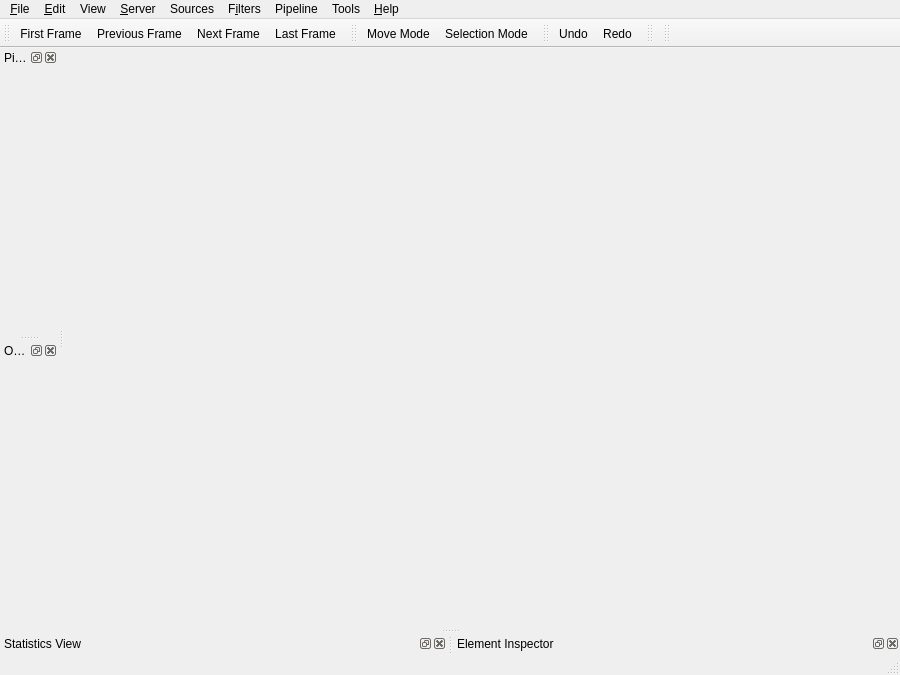
wildmichael/ParaView3-enhancements-old, file Applications/Client/MainWindow.ui: the form before one commit.
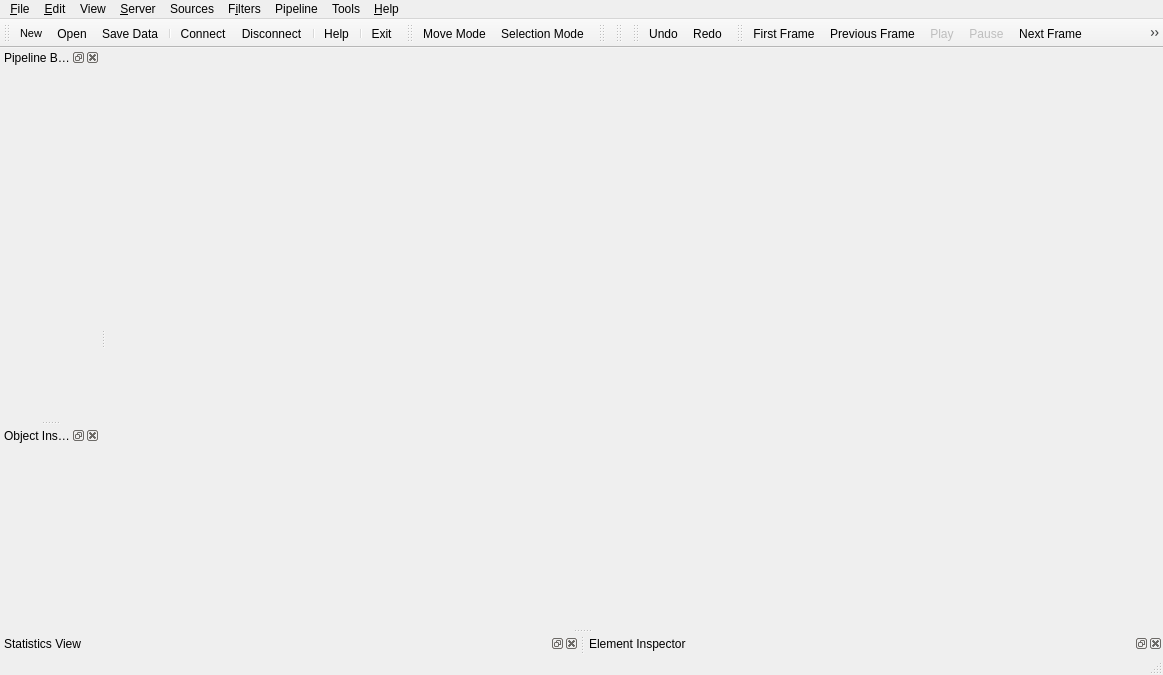
The form after the commit. Icons and pictures are not drawn.

Patch:
```diff
--- a/Applications/Client/MainWindow.ui
+++ b/Applications/Client/MainWindow.ui
@@ -8,7 +8,7 @@
    <rect>
     <x>0</x>
     <y>0</y>
-    <width>900</width>
+    <width>1163</width>
     <height>675</height>
    </rect>
   </property>
@@ -27,10 +27,25 @@
     <rect>
      <x>0</x>
      <y>0</y>
-     <width>900</width>
-     <height>21</height>
+     <width>1163</width>
+     <height>29</height>
     </rect>
    </property>
+   <widget class="QMenu" name="menuView" >
+    <property name="title" >
+     <string>View</string>
+    </property>
+   </widget>
+   <widget class="QMenu" name="menuRecent_Files" >
+    <property name="title" >
+     <string>Recent Files</string>
+    </property>
+   </widget>
+   <widget class="QMenu" name="menuRecentFiles" >
+    <property name="title" >
+     <string>Recent Files</string>
+    </property>
+   </widget>
    <widget class="QMenu" name="menuHelp" >
     <property name="title" >
      <string>&amp;Help</string>
@@ -40,48 +55,6 @@
     <addaction name="separator" />
     <addaction name="actionHelpEnableTooltips" />
    </widget>
-   <widget class="QMenu" name="menuEdit" >
-    <property name="title" >
-     <string>&amp;Edit</string>
-    </property>
-    <addaction name="actionEditUndo" />
-    <addaction name="actionEditRedo" />
-    <addaction name="separator" />
-    <addaction name="actionEditCameraUndo" />
-    <addaction name="actionEditCameraRedo" />
-   </widget>
-   <widget class="QMenu" name="menuFilters" >
-    <property name="title" >
-     <string>F&amp;ilters</string>
-    </property>
-   </widget>
-   <widget class="QMenu" name="menuView" >
-    <property name="title" >
-     <string>View</string>
-    </property>
-   </widget>
-   <widget class="QMenu" name="menuRecent_Files" >
-    <property name="title" >
-     <string>Recent Files</string>
-    </property>
-   </widget>
-   <widget class="QMenu" name="menuPipeline" >
-    <property name="title" >
-     <string>Pipeline</string>
-    </property>
-   </widget>
-   <widget class="QMenu" name="menuSources" >
-    <property name="title" >
-     <string>Sources</string>
-    </property>
-   </widget>
-   <widget class="QMenu" name="menuServer" >
-    <property name="title" >
-     <string>&amp;Server</string>
-    </property>
-    <addaction name="actionServerConnect" />
-    <addaction name="actionServerDisconnect" />
-   </widget>
    <widget class="QMenu" name="menuTools" >
     <property name="title" >
      <string>Tools</string>
@@ -96,11 +69,38 @@
     <addaction name="separator" />
     <addaction name="actionToolsPythonShell" />
    </widget>
-   <widget class="QMenu" name="menuRecentFiles" >
+   <widget class="QMenu" name="menuPipeline" >
     <property name="title" >
-     <string>Recent Files</string>
+     <string>Pipeline</string>
     </property>
    </widget>
+   <widget class="QMenu" name="menuFilters" >
+    <property name="title" >
+     <string>F&amp;ilters</string>
+    </property>
+   </widget>
+   <widget class="QMenu" name="menuSources" >
+    <property name="title" >
+     <string>Sources</string>
+    </property>
+   </widget>
+   <widget class="QMenu" name="menuServer" >
+    <property name="title" >
+     <string>&amp;Server</string>
+    </property>
+    <addaction name="actionServerConnect" />
+    <addaction name="actionServerDisconnect" />
+   </widget>
+   <widget class="QMenu" name="menuEdit" >
+    <property name="title" >
+     <string>&amp;Edit</string>
+    </property>
+    <addaction name="actionEditUndo" />
+    <addaction name="actionEditRedo" />
+    <addaction name="separator" />
+    <addaction name="actionEditCameraUndo" />
+    <addaction name="actionEditCameraRedo" />
+   </widget>
    <widget class="QMenu" name="menuFile" >
     <property name="title" >
      <string>&amp;File</string>
@@ -144,7 +144,14 @@
    <attribute name="dockWidgetArea" >
     <number>1</number>
    </attribute>
-   <widget class="QWidget" name="dockWidgetContents_2" />
+   <widget class="QWidget" name="dockWidgetContents_2" >
+    <property name="minimumSize" >
+     <size>
+      <width>100</width>
+      <height>16</height>
+     </size>
+    </property>
+   </widget>
   </widget>
   <widget class="QDockWidget" name="objectInspectorDock" >
    <property name="allowedAreas" >
@@ -182,20 +189,23 @@
    </attribute>
    <widget class="QWidget" name="dockWidgetContents_5" />
   </widget>
-  <widget class="QToolBar" name="VCRToolbar" >
-   <property name="windowTitle" >
-    <string>VCR Controls</string>
-   </property>
+   <widget class="QToolBar" name="mainToolBar" >
    <property name="orientation" >
     <enum>Qt::Horizontal</enum>
    </property>
    <attribute name="toolBarArea" >
     <number>4</number>
    </attribute>
-   <addaction name="actionVCRFirstFrame" />
-   <addaction name="actionVCRPreviousFrame" />
-   <addaction name="actionVCRNextFrame" />
-   <addaction name="actionVCRLastFrame" />
+   <addaction name="actionFileNew" />
+   <addaction name="actionFileOpen" />
+   <addaction name="actionFileSaveData" />
+   <addaction name="separator" />
+   <addaction name="actionServerConnect" />
+   <addaction name="actionServerDisconnect" />
+   <addaction name="separator" />
+   <addaction name="actionHelpHelp" />
+   <addaction name="separator" />
+   <addaction name="actionFileExit" />
   </widget>
   <widget class="QToolBar" name="selectionToolbar" >
    <property name="windowTitle" >
@@ -210,19 +220,6 @@
    <addaction name="actionMoveMode" />
    <addaction name="actionSelectionMode" />
   </widget>
-  <widget class="QToolBar" name="undoRedoToolbar" >
-   <property name="windowTitle" >
-    <string>Undo/Redo Controls</string>
-   </property>
-   <property name="orientation" >
-    <enum>Qt::Horizontal</enum>
-   </property>
-   <attribute name="toolBarArea" >
-    <number>4</number>
-   </attribute>
-   <addaction name="actionEditUndo" />
-   <addaction name="actionEditRedo" />
-  </widget>
   <widget class="QToolBar" name="variableToolbar" >
    <property name="windowTitle" >
     <string>Active Variable Controls</string>
@@ -245,10 +242,51 @@
     <number>4</number>
    </attribute>
   </widget>
+   <widget class="QToolBar" name="undoRedoToolbar" >
+   <property name="windowTitle" >
+    <string>Undo/Redo Controls</string>
+   </property>
+   <property name="orientation" >
+    <enum>Qt::Horizontal</enum>
+   </property>
+   <attribute name="toolBarArea" >
+    <number>4</number>
+   </attribute>
+   <addaction name="actionEditUndo" />
+   <addaction name="actionEditRedo" />
+  </widget>
+  <widget class="QToolBar" name="VCRToolbar" >
+   <property name="windowTitle" >
+    <string>VCR Controls</string>
+   </property>
+   <property name="orientation" >
+    <enum>Qt::Horizontal</enum>
+   </property>
+   <attribute name="toolBarArea" >
+    <number>4</number>
+   </attribute>
+   <addaction name="actionVCRFirstFrame" />
+   <addaction name="actionVCRPreviousFrame" />
+   <addaction name="actionVCRPlay" />
+   <addaction name="actionVCRPause" />
+   <addaction name="actionVCRNextFrame" />
+   <addaction name="actionVCRLastFrame" />
+  </widget>
   <action name="actionFileNew" >
    <property name="text" >
     <string>&amp;New</string>
    </property>
+   <property name="font" >
+    <font>
+     <family>MS Shell Dlg</family>
+     <pointsize>8</pointsize>
+     <weight>50</weight>
+     <italic>false</italic>
+     <bold>false</bold>
+     <underline>false</underline>
+     <strikeout>false</strikeout>
+    </font>
+   </property>
    <property name="shortcut" >
     <string>Ctrl+N</string>
    </property>
@@ -458,9 +496,31 @@
     <string>&amp;Manage Custom Filters ...</string>
    </property>
   </action>
-  <action name="actionFoo" >
+  <action name="actionVCRPlay" >
+   <property name="enabled" >
+    <bool>false</bool>
+   </property>
+   <property name="icon" >
+    <iconset resource="../../GUI/Client/Widgets/Resources/pqResources.qrc" >:/pqWidgets/Icons/pqVcrPlay22.png</iconset>
+   </property>
    <property name="text" >
-    <string>Foo</string>
+    <string>Play</string>
+   </property>
+  </action>
+  <action name="actionVCRPause" >
+   <property name="enabled" >
+    <bool>false</bool>
+   </property>
+   <property name="icon" >
+    <iconset resource="../../GUI/Client/Widgets/Resources/pqResources.qrc" >:/pqWidgets/Icons/pqVcrPause22.png</iconset>
+   </property>
+   <property name="text" >
+    <string>Pause</string>
+   </property>
+  </action>
+  <action name="actionToolsPlayTest" >
+   <property name="text" >
+    <string>ToolsPlayTest</string>
    </property>
   </action>
  </widget>
```
Left out of the diff: 54 changed lines with no effect on the pictures.
